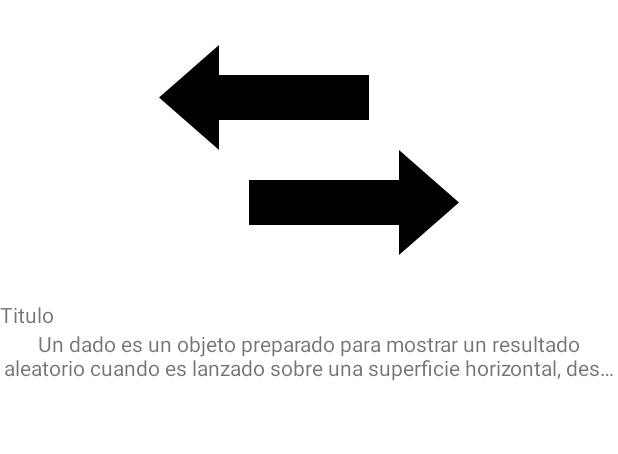
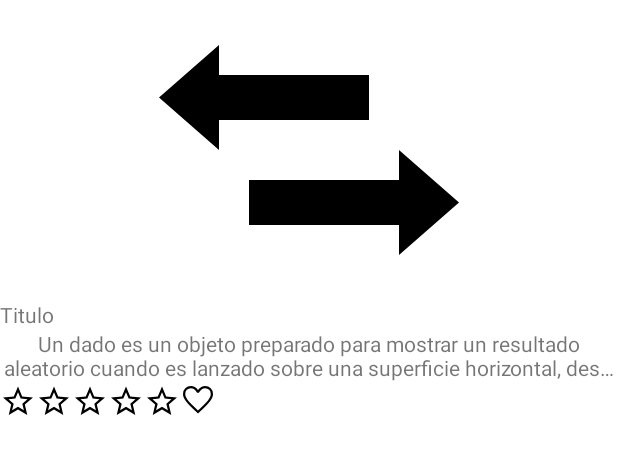
Before and after one commit to Pabloyquemas/PMDM, an Android app: the layout activity_ut01ex02b.xml on its own in the app's theme, with its tools: preview values and no code run, on a phone screen of 412 x 824 dp. Shown: the top 454 px of the screen. Run offline under Robolectric (Android 15) with nearby library versions, the phone set to English and light mode, and no system bars.

Commit message:
Ex02bActivity

```diff
--- /dev/null
+++ b/app/src/main/res/drawable/ic_heart.xml
@@ -0,0 +1,4 @@
+<vector android:height="24dp" android:viewportHeight="48"
+    android:viewportWidth="48" android:width="24dp" xmlns:android="http://schemas.android.com/apk/res/android">
+    <path android:fillColor="#FF000000" android:pathData="m24,41.95 l-2.05,-1.85q-5.3,-4.85 -8.75,-8.375 -3.45,-3.525 -5.5,-6.3T4.825,20.4Q4,18.15 4,15.85q0,-4.5 3.025,-7.525Q10.05,5.3 14.5,5.3q2.85,0 5.275,1.35Q22.2,8 24,10.55q2.1,-2.7 4.45,-3.975T33.5,5.3q4.45,0 7.475,3.025Q44,11.35 44,15.85q0,2.3 -0.825,4.55T40.3,25.425q-2.05,2.775 -5.5,6.3T26.05,40.1ZM24,38q5.05,-4.65 8.325,-7.975 3.275,-3.325 5.2,-5.825 1.925,-2.5 2.7,-4.45 0.775,-1.95 0.775,-3.9 0,-3.3 -2.1,-5.425T33.5,8.3q-2.55,0 -4.75,1.575T25.2,14.3h-2.45q-1.3,-2.8 -3.5,-4.4 -2.2,-1.6 -4.75,-1.6 -3.3,0 -5.4,2.125Q7,12.55 7,15.85q0,1.95 0.775,3.925 0.775,1.975 2.7,4.5Q12.4,26.8 15.7,30.1 19,33.4 24,38ZM24,23.15Z"/>
+</vector>
--- /dev/null
+++ b/app/src/main/res/drawable/ic_star.xml
@@ -0,0 +1,4 @@
+<vector android:height="24dp" android:viewportHeight="48"
+    android:viewportWidth="48" android:width="24dp" xmlns:android="http://schemas.android.com/apk/res/android">
+    <path android:fillColor="#FF000000" android:pathData="m16.15,37.75 l7.85,-4.7 7.85,4.75 -2.1,-8.9 6.9,-6 -9.1,-0.8L24,13.7l-3.55,8.35 -9.1,0.8 6.9,6ZM11.65,44l3.25,-14.05L4,20.5l14.4,-1.25L24,6l5.6,13.25L44,20.5l-10.9,9.45L36.35,44 24,36.55ZM24,26.25Z"/>
+</vector>
--- a/app/src/main/res/layout/activity_ut01ex02b.xml
+++ b/app/src/main/res/layout/activity_ut01ex02b.xml
@@ -29,6 +29,36 @@
                 android:maxLines="2"
                 android:orientation="horizontal"
                 android:text="@string/contenido" />
+            <LinearLayout
+                android:layout_width="wrap_content"
+                android:layout_height="wrap_content"
+                android:orientation="horizontal">
+                <ImageView
+                    android:layout_width="24dp"
+                    android:layout_height="24dp"
+                    app:srcCompat="@drawable/ic_star" />
+                <ImageView
+                    android:layout_width="24dp"
+                    android:layout_height="24dp"
+                    app:srcCompat="@drawable/ic_star" />
+                <ImageView
+                    android:layout_width="24dp"
+                    android:layout_height="24dp"
+                    app:srcCompat="@drawable/ic_star" />
+                <ImageView
+                    android:layout_width="24dp"
+                    android:layout_height="24dp"
+                    app:srcCompat="@drawable/ic_star" />
+                <ImageView
+                    android:layout_width="24dp"
+                    android:layout_height="24dp"
+                    app:srcCompat="@drawable/ic_star" />
+                <ImageView
+                    android:layout_width="24dp"
+                    android:layout_height="24dp"
+                    app:srcCompat="@drawable/ic_heart" />
+            </LinearLayout>
+
         </LinearLayout>
 
 
```
